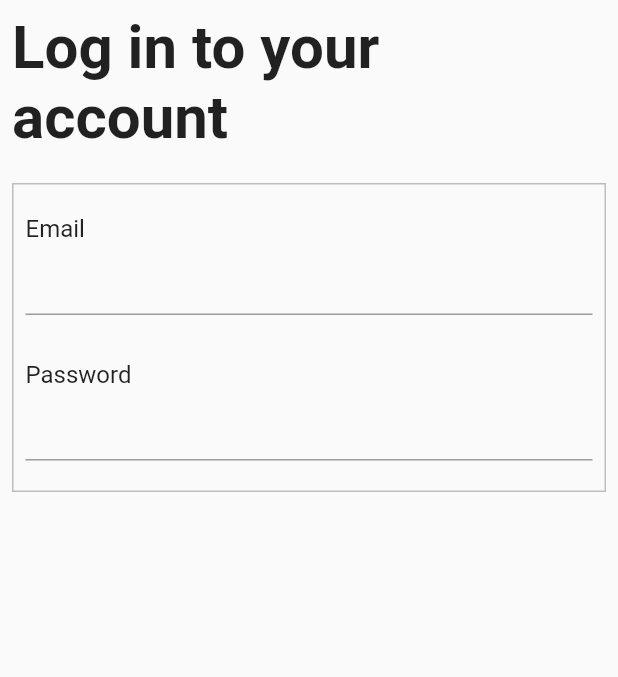
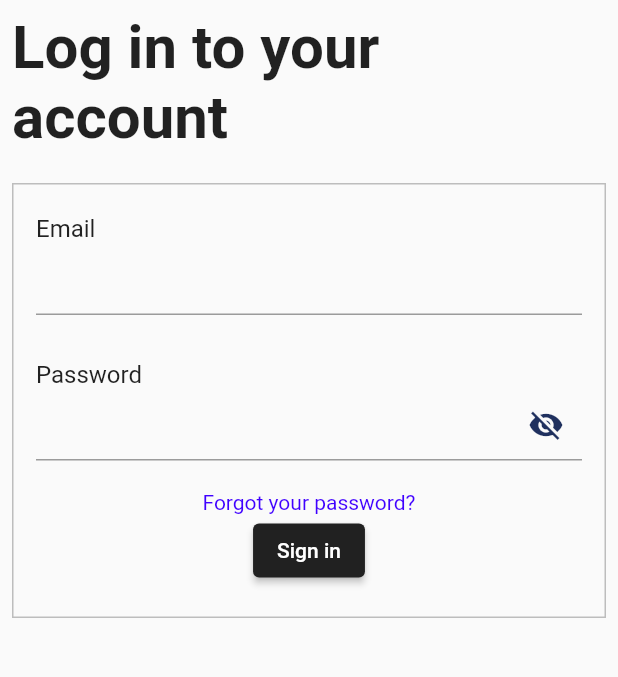
Before and after one commit to edokichuks/Elva-mobiletraining_Chuks, a Flutter app: the screen it shows after launch, on a phone screen of 412 x 824 dp, the part 84-761 px from its top. Run offline on Flutter 3.47's test engine with Material 2 defaults, Android fonts, the phone set to English and light mode, and no system bars; our stand-ins replace get_it, injectable, stacked.

Commit message:
signin ui ready

```diff
--- a/lib/src/core/constants/app_color.dart
+++ b/lib/src/core/constants/app_color.dart
@@ -5,4 +5,8 @@ class Muroexe {
 
   static const Color mainColor = Color(0xfff4f0ec);
   static const Color textColor = Color(0xff212121);
+  static const Color underLineColor = Color(0xff1F305E);
+
+  ///static const Color smallTextColor1 = Color(0xff191970);
+  static const Color smallTextColor = Color(0xff3F00FF);
 }
--- a/lib/src/ui/sign_in_screen/sign_in_view.dart
+++ b/lib/src/ui/sign_in_screen/sign_in_view.dart
@@ -69,33 +69,40 @@ class SignInView extends StatelessWidget {
                   ),
                   margin: const EdgeInsets.symmetric(vertical: 20),
                   padding:
-                      const EdgeInsets.symmetric(vertical: 20, horizontal: 8),
+                      const EdgeInsets.symmetric(vertical: 20, horizontal: 15),
                   child: Column(
-                    crossAxisAlignment: CrossAxisAlignment.start,
+                    crossAxisAlignment: CrossAxisAlignment.center,
                     children: [
-                      Text(
+                      const Align(
+                        child: Text(
                           'Email',
                           style: TextStyle(fontSize: 16),
+                        ),
+                        alignment: Alignment.centerLeft,
                       ),
                       Row(
                         children: [
                           Expanded(
+                              child: Focus(
+                            onFocusChange: (value) {
+                              value = model.isFilled = true;
+                              print('The value is now ' + value.toString());
+                            },
                             child: TextField(
+                              keyboardType: TextInputType.emailAddress,
+                              cursorColor: Muroexe.smallTextColor,
+
                               ///trying to toggle the focus scope here to enable filled textfield and unfilled textfield when not in focus
                               ///  focusNode: FocusScope.of(context).previousFocus() ? true : false,
                               onTap: model.toggleFilled,
                               decoration: InputDecoration(
                                 filled: model.isFilled,
-
                                 fillColor: Colors.grey.shade200,
-
-                              // focusedBorder: OutlineInputBorder(
-                              //
-                              //   borderSide: BorderSide(
-                              //       color: Colors.red,
-                              //       style: BorderStyle.values[0],
-                              //       width: 2),
-                              // ),
+                                focusedBorder: const UnderlineInputBorder(
+                                  borderSide: BorderSide(
+                                      width: 3, color: Muroexe.underLineColor),
+                                ),
+                              ),
                             ),
                           )),
                         ],
@@ -103,15 +110,63 @@ class SignInView extends StatelessWidget {
                       const SizedBox(
                         height: 30,
                       ),
-                      Text(
+                      const Align(
+                        alignment: Alignment.centerLeft,
+                        child: Text(
                           'Password',
                           style: TextStyle(fontSize: 16),
                         ),
+                      ),
                       Row(
                         children: [
-                          Expanded(child: TextField()),
+                          Expanded(
+                              child: TextField(
+                            toolbarOptions: const ToolbarOptions(
+                              copy: true,
+                              paste: true,
+                              cut: true,
+                              selectAll: true,
+                            ),
+                            keyboardType: TextInputType.visiblePassword,
+                            cursorColor: Muroexe.smallTextColor,
+                            obscureText: model.isHidden,
+                            decoration: InputDecoration(
+                                focusedBorder: const UnderlineInputBorder(
+                                  borderSide: BorderSide(
+                                      width: 3, color: Muroexe.underLineColor),
+                                ),
+                                suffixIcon: IconButton(
+                                  onPressed: model.toggleHidden,
+                                  icon: model.isHidden
+                                      ? Icon(Icons.visibility_off,
+                                          color: Muroexe.underLineColor)
+                                      : Icon(Icons.remove_red_eye),
+                                )),
+                          )),
                         ],
                       ),
+                      const SizedBox(
+                        height: 20,
+                      ),
+                      Text(
+                        model.forgotPassword,
+                        style: const TextStyle(color: Muroexe.smallTextColor),
+                      ),
+                      ElevatedButton(
+                        style: ButtonStyle(
+                          backgroundColor:
+                              MaterialStateProperty.all(Colors.grey.shade900),
+                          foregroundColor: MaterialStateProperty.all(
+                              const Color(0xff3F00FF)),
+                          overlayColor: MaterialStateProperty.all(
+                              const Color(0xff3F00FF)),
+                        ),
+                        onPressed: () {},
+                        child: const Text(
+                          'Sign in',
+                          style: TextStyle(color: Colors.white),
+                        ),
+                      )
                     ],
                   ),
                 ),
--- a/lib/src/ui/sign_in_screen/sign_in_viewmodel.dart
+++ b/lib/src/ui/sign_in_screen/sign_in_viewmodel.dart
@@ -1,14 +1,25 @@
+import 'package:flutter/cupertino.dart';
 import 'package:stacked/stacked.dart';
 
 class SignInViewModel extends FutureViewModel {
   String title = 'Log in to your account';
+  String forgotPassword = 'Forgot your password?';
+  String createAccount = 'No account? Create one here >';
   bool _isFilled = false;
+  bool _isHidden = true;
 
   bool get isFilled => _isFilled;
+  bool get isHidden => _isHidden;
+
+  set isFilled(bool value) => value = _isFilled;
 
   void toggleFilled() {
     _isFilled = !_isFilled;
+    notifyListeners();
+  }
 
+  void toggleHidden() {
+    _isHidden = !_isHidden;
     notifyListeners();
   }
 
```
Lines whose indentation alone changed are shown as unchanged.
